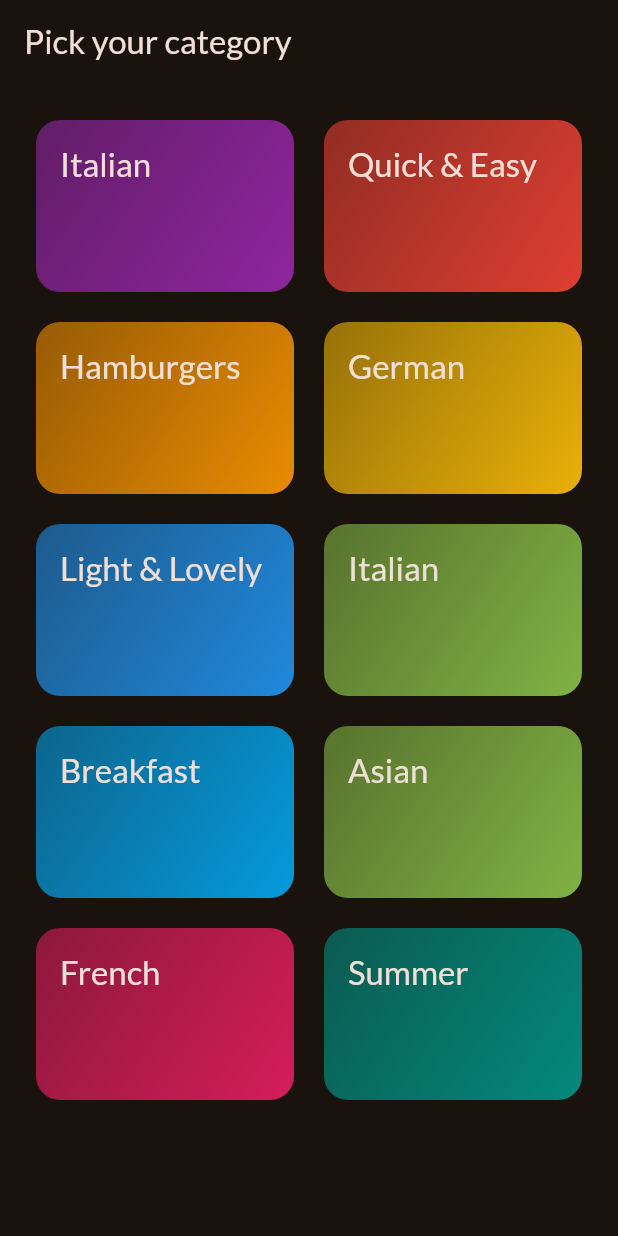
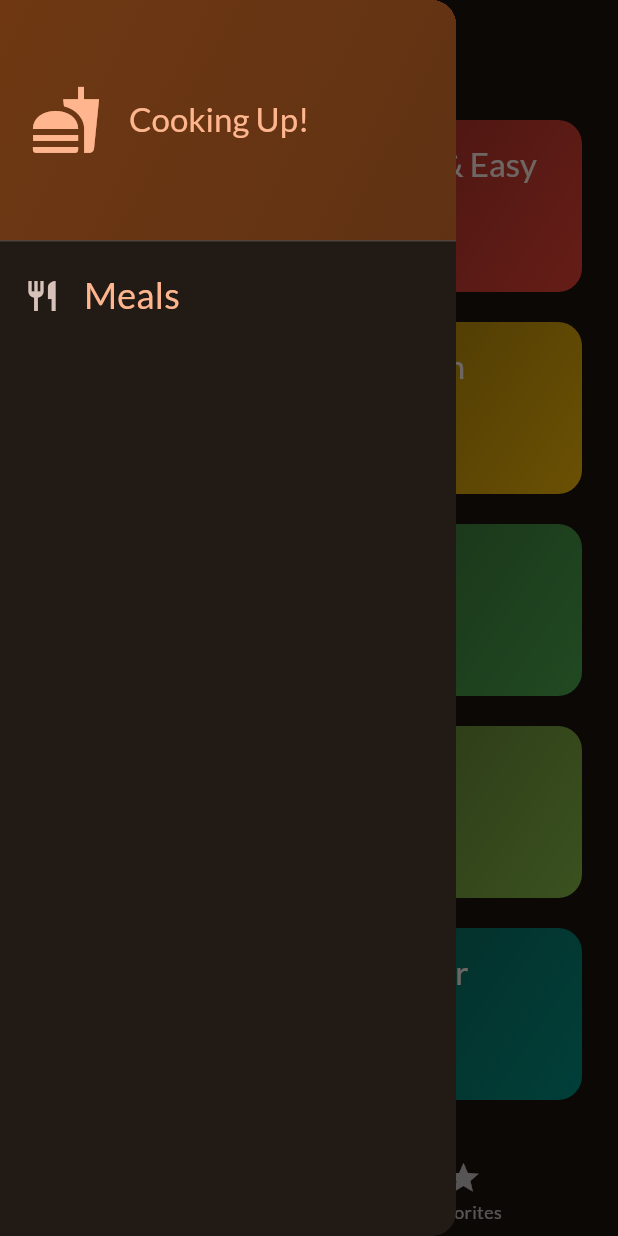
Before and after one commit to lukiszp/meals_app, a Flutter app: the screen it shows after launch, with the side drawer open (before the commit the screen has no drawer), on a phone screen of 412 x 824 dp. Run offline on Flutter 3.47's test engine with Material 2 defaults, Android fonts, the phone set to English and light mode, and no system bars; our stand-ins replace google_fonts, transparent_image.

Commit message:
added drawer and favorites

```diff
--- a/lib/data/dummy_data.dart
+++ b/lib/data/dummy_data.dart
@@ -31,8 +31,8 @@ const availableCategories = [
   ),
   Category(
     id: 'c6',
-    title: 'Italian',
-    color: Colors.lightGreen,
+    title: 'Exotic',
+    color: Colors.green,
   ),
   Category(
     id: 'c7',
--- a/lib/main.dart
+++ b/lib/main.dart
@@ -1,7 +1,7 @@
 import 'package:flutter/material.dart';
 
 import 'package:google_fonts/google_fonts.dart';
-import 'package:meals_app/screens/categories.dart';
+import 'package:meals_app/screens/tabs.dart';
 
 final theme = ThemeData(
   useMaterial3: true,
@@ -23,7 +23,7 @@ class App extends StatelessWidget {
   Widget build(BuildContext context) {
     return MaterialApp(
       theme: theme,
-      home: const CategoriesScreen(),
+      home: const TabsScreen(),
     );
   }
 }
--- a/lib/screens/categories.dart
+++ b/lib/screens/categories.dart
@@ -1,28 +1,36 @@
 import 'package:flutter/material.dart';
 import 'package:meals_app/data/dummy_data.dart';
 import 'package:meals_app/models/category.dart';
+import 'package:meals_app/models/meal.dart';
 import 'package:meals_app/screens/meals.dart';
 import 'package:meals_app/widgets/category_grid_item.dart';
 
 class CategoriesScreen extends StatelessWidget {
-  const CategoriesScreen({super.key});
+  const CategoriesScreen({
+    super.key,
+    required this.onToggleFavorite,
+  });
+
+  final void Function(Meal meal) onToggleFavorite;
 
   void _selectCategory(BuildContext context, Category category) {
     final filteredList = dummyMeals
         .where((meal) => meal.categories.contains(category.id))
         .toList();
-    Navigator.of(context).push(MaterialPageRoute(
-        builder: (context) =>
-            MealsScreen(title: category.title, meals: filteredList)));
+    Navigator.of(context).push(
+      MaterialPageRoute(
+        builder: (context) => MealsScreen(
+          title: category.title,
+          meals: filteredList,
+          onToggleFavorite: onToggleFavorite,
+        ),
+      ),
+    );
   }
 
   @override
   Widget build(BuildContext context) {
-    return Scaffold(
-      appBar: AppBar(
-        title: const Text('Pick your category'),
-      ),
-      body: GridView(
+    return GridView(
       padding: const EdgeInsets.all(24),
       gridDelegate: const SliverGridDelegateWithFixedCrossAxisCount(
         crossAxisCount: 2,
@@ -39,7 +47,6 @@ class CategoriesScreen extends StatelessWidget {
             },
           )
       ],
-      ),
     );
   }
 }
--- /dev/null
+++ b/lib/screens/tabs.dart
@@ -0,0 +1,79 @@
+import 'package:flutter/material.dart';
+import 'package:meals_app/models/meal.dart';
+
+import 'package:meals_app/screens/categories.dart';
+import 'package:meals_app/screens/meals.dart';
+import 'package:meals_app/widgets/main_drawer.dart';
+
+class TabsScreen extends StatefulWidget {
+  const TabsScreen({super.key});
+
+  @override
+  State<TabsScreen> createState() => _TabsScreenState();
+}
+
+class _TabsScreenState extends State<TabsScreen> {
+  int _selectedPageIndex = 0;
+  final List<Meal> _favoritesMeal = [];
+
+  void _showInfoMessage(String message) {
+    ScaffoldMessenger.of(context).clearSnackBars();
+    ScaffoldMessenger.of(context).showSnackBar(
+      SnackBar(
+        duration: const Duration(milliseconds: 2000),
+        content: Text(message),
+      ),
+    );
+  }
+
+  void toggleMealFavoriteStatus(Meal meal) {
+    final isExisting = _favoritesMeal.contains(meal);
+
+    if (isExisting) {
+      setState(() {
+        _favoritesMeal.remove(meal);
+      });
+      _showInfoMessage('Meal is deleted from favorites');
+    } else {
+      setState(() {
+        _favoritesMeal.add(meal);
+      });
+      _showInfoMessage('Meal is added to favorites');
+    }
+  }
+
+  void _selectPage(int index) {
+    setState(() {
+      _selectedPageIndex = index;
+    });
+  }
+
+  @override
+  Widget build(BuildContext context) {
+    Widget activePage = CategoriesScreen(
+      onToggleFavorite: toggleMealFavoriteStatus,
+    );
+    var activePageTitle = 'Categories';
+    if (_selectedPageIndex == 1) {
+      activePageTitle = 'Favorites';
+      activePage = MealsScreen(
+        meals: _favoritesMeal,
+        onToggleFavorite: toggleMealFavoriteStatus,
+      );
+    }
+    return Scaffold(
+      appBar: AppBar(title: Text(activePageTitle)),
+      drawer: const MainDrawer(),
+      body: activePage,
+      bottomNavigationBar: BottomNavigationBar(
+        currentIndex: _selectedPageIndex,
+        items: const [
+          BottomNavigationBarItem(
+              icon: Icon(Icons.set_meal), label: 'Categories'),
+          BottomNavigationBarItem(icon: Icon(Icons.star), label: 'Favorites')
+        ],
+        onTap: _selectPage,
+      ),
+    );
+  }
+}
--- /dev/null
+++ b/lib/widgets/main_drawer.dart
@@ -0,0 +1,54 @@
+import 'package:flutter/material.dart';
+
+class MainDrawer extends StatelessWidget {
+  const MainDrawer({super.key});
+
+  @override
+  Widget build(BuildContext context) {
+    return Drawer(
+      child: Column(
+        children: [
+          DrawerHeader(
+            padding: const EdgeInsets.all(20),
+            decoration: BoxDecoration(
+                gradient: LinearGradient(
+              colors: [
+                Theme.of(context).colorScheme.primaryContainer,
+                Theme.of(context).colorScheme.primaryContainer.withOpacity(0.8),
+              ],
+              begin: Alignment.topLeft,
+              end: Alignment.bottomRight,
+            )),
+            child: Row(
+              children: [
+                Icon(
+                  Icons.fastfood,
+                  size: 48,
+                  color: Theme.of(context).colorScheme.primary,
+                ),
+                const SizedBox(
+                  width: 18,
+                ),
+                Text(
+                  'Cooking Up!',
+                  style: Theme.of(context)
+                      .textTheme
+                      .titleLarge!
+                      .copyWith(color: Theme.of(context).colorScheme.primary),
+                )
+              ],
+            ),
+          ),
+          ListTile(
+            leading: const Icon(Icons.restaurant),
+            title: Text(
+              'Meals',
+              style: Theme.of(context).textTheme.titleSmall!.copyWith(
+                  color: Theme.of(context).colorScheme.primary, fontSize: 24),
+            ),
+          )
+        ],
+      ),
+    );
+  }
+}
--- a/pubspec.yaml
+++ b/pubspec.yaml
@@ -26,6 +26,7 @@ dependencies:
   cupertino_icons: ^1.0.2
 
   google_fonts: ^5.1.0
+  transparent_image: ^2.0.1
 dev_dependencies:
   flutter_test:
     sdk: flutter
```
Also changed, not shown: lib/screens/meal_details.dart (added, +81 -0 lines), lib/screens/meals.dart (+34 -6 lines), lib/widgets/meal_item.dart (added, +98 -0 lines), lib/widgets/meal_item_trait.dart (added, +31 -0 lines), pubspec.lock, 1 other file. Lines whose indentation alone changed are shown as unchanged.
